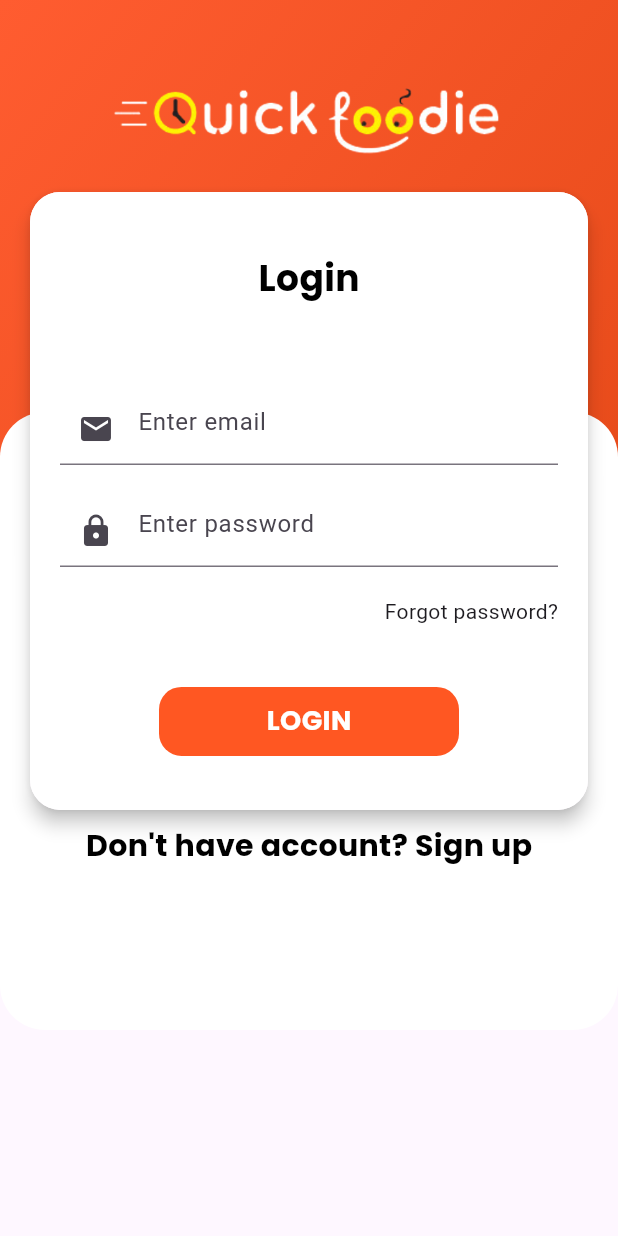
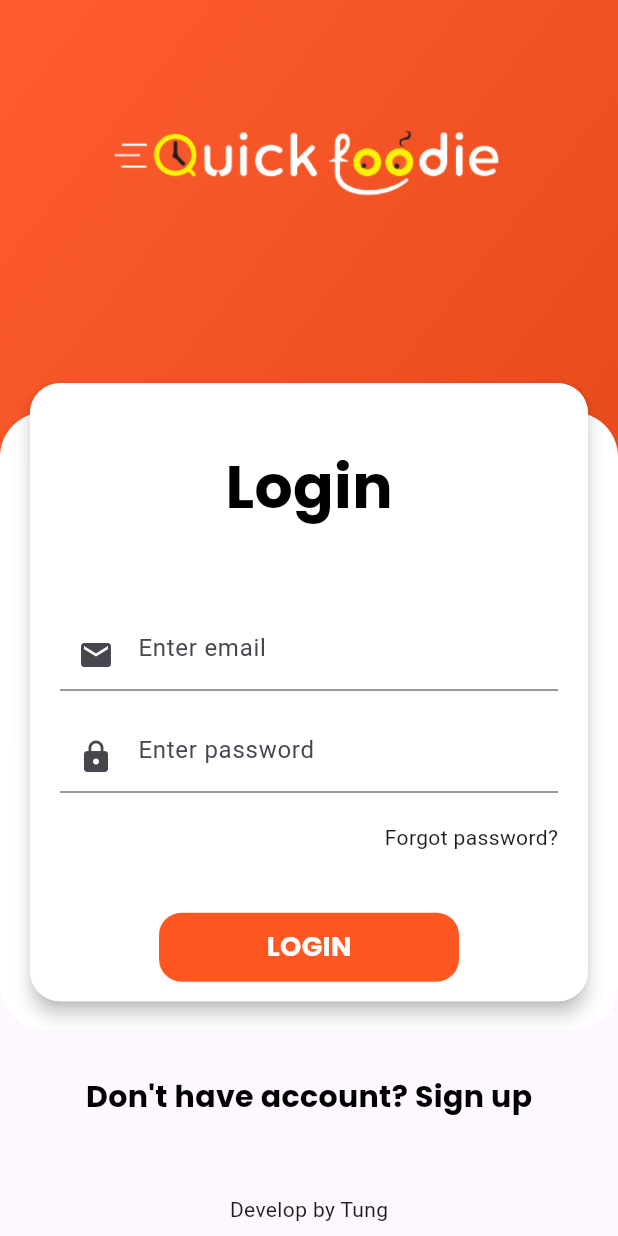
Before and after one commit to tungtrieu0801/E-commerce-app, a Flutter app: the screen it shows after launch, on a phone screen of 412 x 824 dp. Run offline on Flutter 3.47's test engine with Material 3 defaults, Android fonts, the phone set to English and light mode, and no system bars; our stand-ins replace cloud_firestore, curved_navigation_bar, firebase_auth, firebase_core, firebase_storage, image_picker and 2 more; missing offline and left inert: flutter_stripe; accounts and stored records are empty.

Commit message:
update UI login

```diff
--- a/lib/main.dart
+++ b/lib/main.dart
@@ -4,6 +4,8 @@ import 'package:ecommerceapp/widget/app_constant.dart';
 import 'package:firebase_core/firebase_core.dart';
 import 'package:flutter/material.dart';
 import 'package:flutter_stripe/flutter_stripe.dart';
+
+import 'admin/admin_login.dart';
 
 void main() async {
   WidgetsFlutterBinding.ensureInitialized();
@@ -12,7 +14,6 @@ void main() async {
   await Firebase.initializeApp();
   runApp(const MyApp());
 }
-
 class MyApp extends StatelessWidget {
   const MyApp({super.key});
 
--- a/lib/pages/login.dart
+++ b/lib/pages/login.dart
@@ -72,12 +72,16 @@ class _LoginState extends State<Login> {
             Container(
               margin: EdgeInsets.only(top: 50, left: 20, right: 20),
               child: Column(
+                mainAxisAlignment: MainAxisAlignment.spaceBetween,
                 children: [
                   Center(
-                    child: Image.asset(
-                      'images/logo.png',
-                      width: MediaQuery.of(context).size.width / 1.5,
-                      fit: BoxFit.cover,
+                    child: Padding(
+                      padding: const EdgeInsets.only(top: 28.0),
+                      child: Image.asset(
+                        'images/logo.png',
+                        width: MediaQuery.of(context).size.width / 1.5,
+                        fit: BoxFit.cover,
+                      ),
                     ),
                   ),
                   SizedBox(
@@ -102,7 +106,7 @@ class _LoginState extends State<Login> {
                             ),
                             Text(
                               "Login",
-                              style: AppWidget.headlineTextFieldStyle(),
+                              style: AppWidget.bigText(),
                             ),
                             SizedBox(
                               height: 60,
@@ -186,9 +190,6 @@ class _LoginState extends State<Login> {
                       ),
                     ),
                   ),
-                  SizedBox(
-                    height: 10,
-                  ),
                   GestureDetector(
                     onTap: () {
                       Navigator.push(context,
@@ -199,6 +200,10 @@ class _LoginState extends State<Login> {
                       style: AppWidget.boldTextFieldStyle(),
                     ),
                   ),
+                  Padding(
+                    padding: const EdgeInsets.only(bottom: 8.0),
+                    child: Text("Develop by Tung"),
+                  )
                 ],
               ),
             )
--- a/lib/widget/widget_support.dart
+++ b/lib/widget/widget_support.dart
@@ -27,4 +27,13 @@ class AppWidget {
         fontFamily: 'Poppins'
     );
   }
+  static TextStyle bigText(){
+    return TextStyle(
+        color: Colors.black,
+        fontSize: 40.0,
+        fontWeight: FontWeight.bold,
+        fontFamily: 'Poppins'
+    );
+  }
+
 }
```
